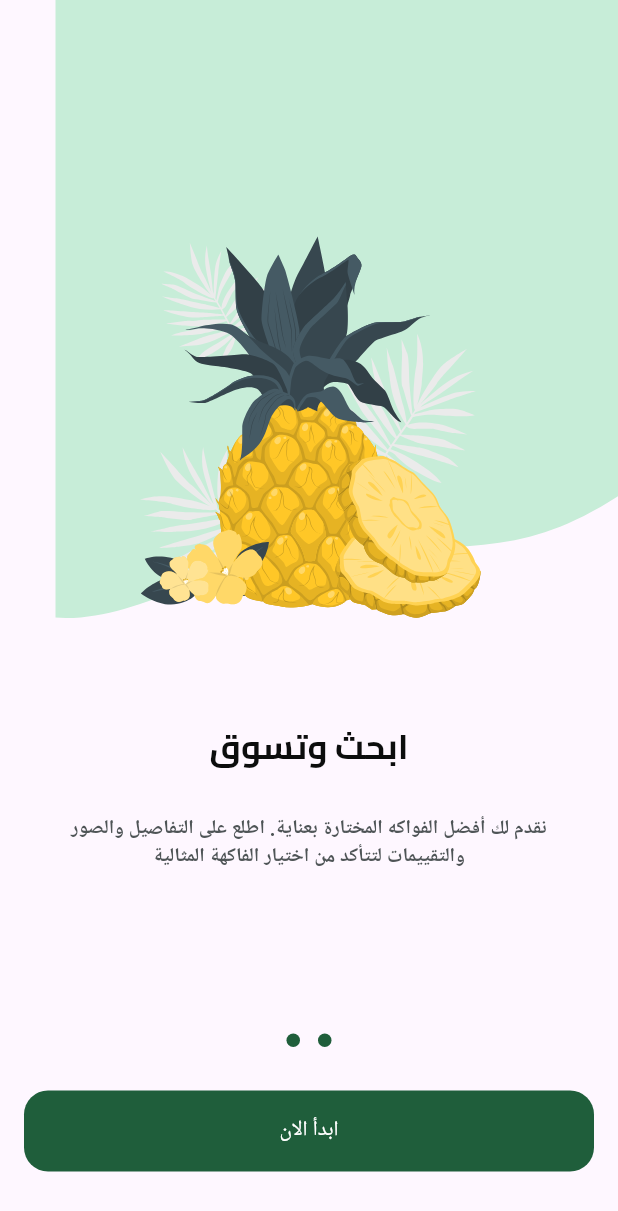
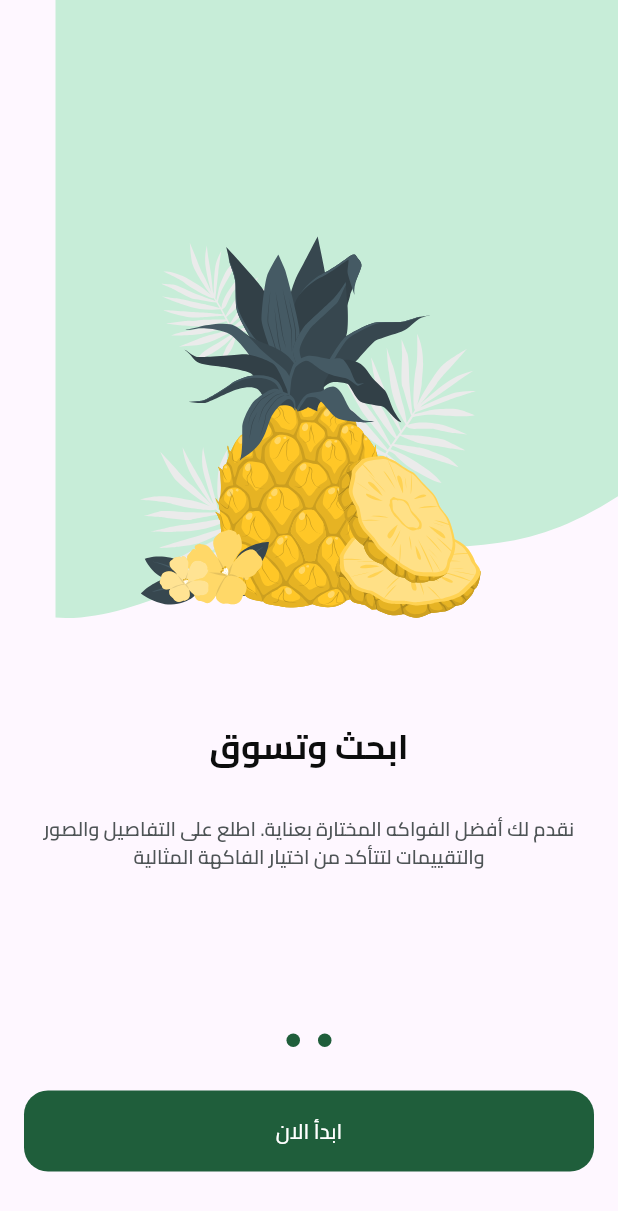
Before and after one commit to mostafa-osman-coder/fruit_hub, a Flutter app: the screen it shows after launch, swiped to page 2, on a phone screen of 412 x 824 dp. Shown: the top 1211 px of the screen. Run offline on Flutter 3.47's test engine with Material 3 defaults, Android fonts, the phone set to English and light mode, and no system bars; drawn by our look-alikes of dots_indicator; our stand-ins replace flutter_svg, shared_preferences.

Commit message:
Add login navigation and shared preferences integration
Implements navigation to the login view from the onboarding screen. Adds a new button action to redirect users to the login page and updates the skip button with navigation functionality. Integrates shared preferences for persistent data storage and updates dependencies accordingly. Introduces a custom theme with the 'Cairo' font and ensures compatibility with the latest Flutter SDK version.

```diff
--- a/lib/core/hleper_functions/on_generate_route.dart
+++ b/lib/core/hleper_functions/on_generate_route.dart
@@ -1,4 +1,5 @@
 import 'package:flutter/material.dart';
+import 'package:fruit_hub/features/auth/presentation/views/login_view.dart';
 import 'package:fruit_hub/features/on_boarding/presentation/on_boarding_view.dart';
 import 'package:fruit_hub/features/splash/presentation/splash_view.dart';
 
@@ -12,6 +13,10 @@ Route<dynamic> onGenerateRoute(RouteSettings settings) {
       return MaterialPageRoute(
         builder: (context) => const OnBoardingView(),
       );
+      case LoginView.routeName:
+      return MaterialPageRoute(
+        builder: (context) => const LoginView(),
+      );
     default:
       return MaterialPageRoute(builder: (context) => const Scaffold(),);
 
--- a/lib/features/on_boarding/widgets/on_boarding_view_body.dart
+++ b/lib/features/on_boarding/widgets/on_boarding_view_body.dart
@@ -3,6 +3,7 @@ import 'package:flutter/material.dart';
 import 'package:fruit_hub/constants.dart';
 import 'package:fruit_hub/core/utils/app_colors.dart';
 import 'package:fruit_hub/core/widgets/custom_button.dart';
+import 'package:fruit_hub/features/auth/presentation/views/login_view.dart';
 import 'package:fruit_hub/features/on_boarding/widgets/on_boarding_page_view.dart';
 // Ensure this is the correct package or file for DotsIndicator
 
@@ -14,10 +15,8 @@ class OnBoardingViewBody extends StatefulWidget {
 }
 
 class _OnBoardingViewBodyState extends State<OnBoardingViewBody> {
-
   late PageController pageController;
   var currentPage = 0;
-
 
   @override
   void initState() {
@@ -40,21 +39,21 @@ class _OnBoardingViewBodyState extends State<OnBoardingViewBody> {
   Widget build(BuildContext context) {
     return Column(
       children: [
-        Expanded(child: OnBoardingPageView(
-          pageController: pageController,
-        )),
+        Expanded(child: OnBoardingPageView(pageController: pageController)),
 
         DotsIndicator(
           dotsCount: 2,
           decorator: DotsDecorator(
-            activeColor:  AppColors.primaryColor,
+            activeColor: AppColors.primaryColor,
             // ignore: deprecated_member_use
-            color: currentPage == 1 ? AppColors.primaryColor : AppColors.primaryColor.withOpacity(0.5),
-
+            color:
+                currentPage == 1
+                    ? AppColors.primaryColor
+                    // ignore: deprecated_member_use
+                    : AppColors.primaryColor.withOpacity(0.5),
           ),
         ),
-        const SizedBox(
-          height: 23,),
+        const SizedBox(height: 23),
         Visibility(
           maintainSize: true,
           maintainAnimation: true,
@@ -63,16 +62,15 @@ class _OnBoardingViewBodyState extends State<OnBoardingViewBody> {
           child: Padding(
             padding: const EdgeInsets.symmetric(horizontal: kHorizintalPadding),
             child: CustomButton(
-
-                onPressed: () {},
+              onPressed: () {
+                Navigator.of(context).pushReplacementNamed(LoginView.routeName);
+              },
               text: 'ابدأ الان',
             ),
           ),
         ),
 
-          const SizedBox(
-          height: 43,),
-
+        const SizedBox(height: 43),
       ],
     );
   }
--- a/lib/features/on_boarding/widgets/page_view_item.dart
+++ b/lib/features/on_boarding/widgets/page_view_item.dart
@@ -1,6 +1,7 @@
 import 'package:flutter/material.dart';
 import 'package:flutter_svg/svg.dart';
 import 'package:fruit_hub/core/utils/app_text_styles.dart';
+import 'package:fruit_hub/features/auth/presentation/views/login_view.dart';
 
 //
 class PageViewItem extends StatelessWidget {
@@ -37,7 +38,11 @@ class PageViewItem extends StatelessWidget {
                   visible: isVisible,
                   child: Padding(
                     padding: const EdgeInsets.all(16.0),
-                    child: Text('تخط',style: TextStyles.regular13.copyWith(color: Color(0xFF949D9E)),),
+                    child: GestureDetector(
+                      onTap: () {
+                        Navigator.of(context).pushReplacementNamed(LoginView.routeName);
+                      },
+                      child: Text('تخط',style: TextStyles.regular13.copyWith(color: Color(0xFF949D9E)),)),
                   ),
                 ),
               ),
--- a/lib/main.dart
+++ b/lib/main.dart
@@ -15,6 +15,9 @@ class FruitHub extends StatelessWidget {
   @override
   Widget build(BuildContext context) {
     return MaterialApp(
+      theme: ThemeData(
+      fontFamily: 'cairo',
+      ),
       localizationsDelegates: [
                 S.delegate,
                 GlobalMaterialLocalizations.delegate,
--- a/pubspec.yaml
+++ b/pubspec.yaml
@@ -36,6 +36,7 @@ dependencies:
     sdk: flutter
   flutter_svg: ^2.1.0
   intl: ^0.19.0
+  shared_preferences: ^2.5.3
 
 dev_dependencies:
   flutter_launcher_icons: ^0.14.3
@@ -73,7 +74,6 @@ flutter:
           weight: 600
         - asset: assets/fonts/Cairo-Bold.ttf
           weight: 700
-    #
     # For details regarding fonts from package dependencies,
     # see https://flutter.dev/to/font-from-package
 flutter_launcher_icons:
```
Also changed, not shown: lib/core/services/shared_preferences_singleton.dart (added, +27 -0 lines), lib/features/auth/presentation/views/login_view.dart (added, +11 -0 lines), pubspec.lock, 1 other file. Lines whose indentation alone changed are shown as unchanged.
